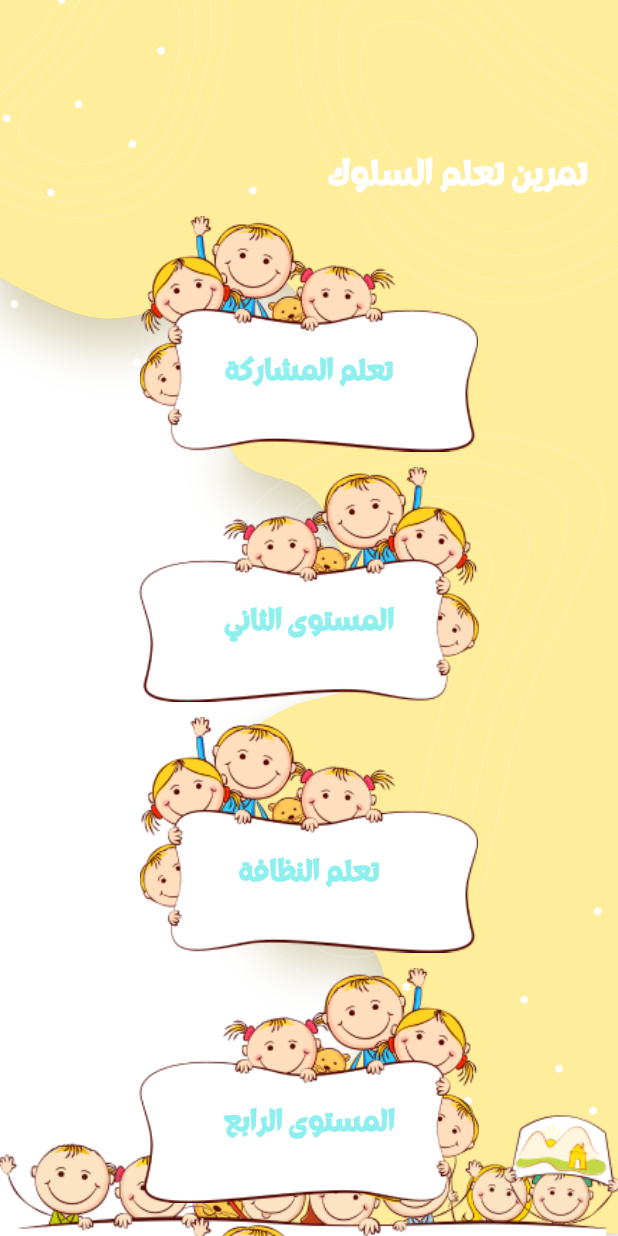
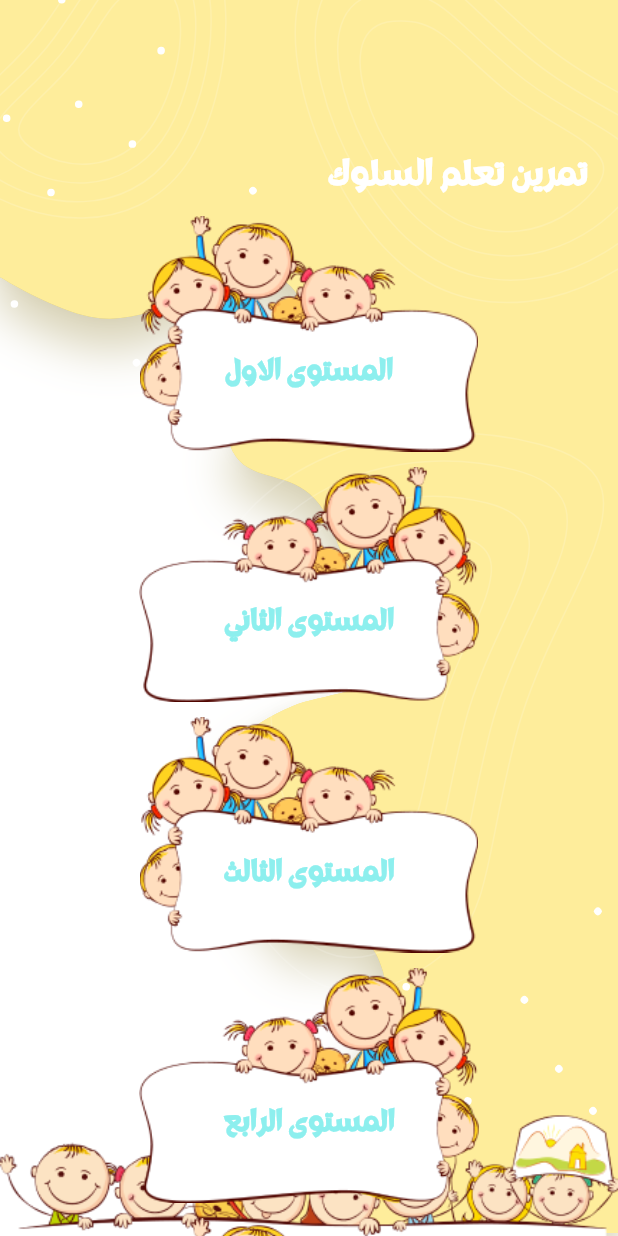
Before and after one commit to mahmoudmavia19/let_s_have_fun, a Flutter app: the LevelsScreen screen opened directly with sample values from the repository, on a phone screen of 412 x 824 dp. Run offline on Flutter 3.47's test engine with Material 3 defaults, Android fonts, the phone set to English and light mode, and no system bars; our stand-ins replace cached_network_image, connectivity_plus, flutter_svg, get, image_picker, lottie and 1 more; accounts and stored records are empty; project files that could hold a hidden picture were left out.

Commit message:
player updates

```diff
--- a/lib/core/constant/constant.dart
+++ b/lib/core/constant/constant.dart
@@ -73,14 +73,16 @@ List<Exercise> exercises = [
         TestImage.hany ,
         TestImage.chicken,
         TestImage.cack
-      ],id: 0,exerciseId:0,levelId:0,successMessage:'رائع'),
+      ],id: 0,exerciseId:0,levelId:0,successMessage:'رائع',currentIndex: 2),
     ]),
     Level(id: 1 , title:'تعلم أداب الأكل', exerciseId: 0, levelScore: 20 , levelNumber: convertToArabicWords('2'), games:[
-      Game(question: 'محمد ياكل واقف ساعد محمد في الجلوس بالضغط على الكرسي', imgsAnswer:[
+      Game(question: 'محمد ياكل واقف ساعد محمد في الجلوس بالضغط على الكرسي',
+          img: ImageConstant.testimg,
+          imgsAnswer:[
        ImageConstant.testimge2,
        ImageConstant.testimge3,
        ImageConstant.testimge4
-      ],id: 0,exerciseId:0,levelId:0,successMessage:'رائع يجب الجلوس اثناء تناول الطعام'),
+      ],id: 0,exerciseId:0,currentIndex:0,levelId:0,successMessage:'رائع يجب الجلوس اثناء تناول الطعام'),
     ]),
     Level(id: 2 , title:'تعلم النظافة', exerciseId: 0, levelScore: 20 , levelNumber: convertToArabicWords('3'), games:[
       Game(question: 'ساعد محمد في تفريش اسنانه . سنقوم اولا باخذ الفرشاه',
@@ -89,7 +91,7 @@ List<Exercise> exercises = [
         ImageConstant.testimge2,
         ImageConstant.testimge3,
         TestImage.wachteath
-      ],id: 0,exerciseId:0,levelId:0,successMessage:'رائع محمد سعيد الان'),
+      ],id: 0,exerciseId:0,currentIndex: 2,levelId:0,successMessage:'رائع محمد سعيد الان'),
     ]),
     Level(id: 3 , title:'تعلم الرفق بالحيوان', exerciseId: 0, levelScore: 20 , levelNumber: convertToArabicWords('4'), games:[
       Game(question: 'ساعد محمد في العثور على قطته',
@@ -97,14 +99,14 @@ List<Exercise> exercises = [
             TestImage.dog,
             TestImage.dog2,
             TestImage.cat
-          ],id: 0,exerciseId:0,levelId:3,successMessage:'محمد يحب الحيوانات'),
+          ],id: 0,exerciseId:0,currentIndex: 2,levelId:3,successMessage:'محمد يحب الحيوانات'),
     ]),
     Level(id: 4 , title:'تعلم الوضوء', exerciseId: 0, levelScore: 20 , levelNumber: convertToArabicWords('5'), games:[
       Game(question: 'ساعد محمد في الوضوء لصلاه اولا نقوم بغسل اليدين',
           img: TestImage.water,
           imgsAnswer:[
             TestImage.hand
-          ],id: 0,exerciseId:0,levelId:4,successMessage:'احسنت محمد ذاهب الان لصلاه'),
+          ],id: 0,exerciseId:0,currentIndex: 0,levelId:4,successMessage:'احسنت محمد ذاهب الان لصلاه'),
     ]),
   ]) ,
   // exercise 2
@@ -113,35 +115,29 @@ List<Exercise> exercises = [
       Game(question: 'محمد يريد الذهاب للحديقة ساعد محمد في اختيار ملابسه', imgsAnswer:[
         TestImage.closes ,
         TestImage.closes2
-      ],id: 0,exerciseId:0,levelId:0,successMessage:'رائع محمد سعيد باختيارك'),
+      ],id: 0,exerciseId:0,levelId:0,currentIndex: 0,currentIndex2:1 , successMessage:'رائع محمد سعيد باختيارك'),
     ]),
     Level(id: 1 , title:'تمرين اتخاذ القرار', exerciseId: 1, levelScore: 20 , levelNumber: convertToArabicWords('2'), games:[
       Game(question: 'محمد يرغب بالاكل ماذا عليه ان ياكل تفاح او موز', imgsAnswer:[
         TestImage.banana ,
         TestImage.apple
-      ],id: 0,exerciseId:1,levelId:0,successMessage:'رائع محمد يحب التفاح'),
+      ],id: 0,exerciseId:1,levelId:0,currentIndex: 1,successMessage:'رائع محمد يحب التفاح'),
     ]),
     Level(id: 2 , title:'تمرين اتخاذ القرار', exerciseId: 1, levelScore: 20 , levelNumber: convertToArabicWords('3'), games:[
       Game(question: 'محمد يحب الرسم ماذا يرسم منزل او بطة', imgsAnswer:[
         TestImage.house ,
         TestImage.kak
-      ],id: 0,exerciseId:1,levelId:0,successMessage:'جميلة محمد يجيد الرسم'),
+      ],id: 0,exerciseId:1,levelId:0,currentIndex: 0,currentIndex2: 1,successMessage:'جميلة محمد يجيد الرسم'),
     ]),
     Level(id: 3 , title:'تمرين اتخاذ القرار', exerciseId: 1, levelScore: 20 , levelNumber: convertToArabicWords('4'), games:[
       Game(question: 'محمد يرغب في تغيير سريره ايهما افضل', imgsAnswer:[
         TestImage.board ,
         TestImage.board2 ,
         TestImage.board3 ,
-      ],id: 0,exerciseId:1,levelId:0,successMessage:'رائع محمد سعيد باختيارك'),
+      ],id: 0,exerciseId:1,levelId:0,currentIndex: 0,successMessage:'رائع محمد سعيد باختيارك'),
     ]),
-    Level(id: 3 , title:'تمرين اتخاذ القرار', exerciseId: 1, levelScore: 20 , levelNumber: convertToArabicWords('4'), games:[
-      Game(question: 'محمد يرغب في تغيير سريره ايهما افضل', imgsAnswer:[
-        TestImage.board ,
-        TestImage.board2 ,
-        TestImage.board3 ,
-      ],id: 0,exerciseId:1,levelId:0,successMessage:'رائع محمد سعيد باختيارك'),
-    ]),
-  ]) ,
+   ]) ,
+  // exercise 3
   Exercise(id: 2, title: 'تمرين الصور المتطابقة',color:ColorConstant.appColor[1] ,levels:[
     Level(id: 0 , title:'تمرين الصور المتطابقة', exerciseId: 1, levelScore: 20 , levelNumber: convertToArabicWords('1'), games:[
       Game(question: 'أختر الصور المتشابهة', imgsAnswer:[
@@ -151,8 +147,10 @@ List<Exercise> exercises = [
         TestImage.hany ,
         TestImage.chicken ,
         TestImage.felfel ,
-      ],id: 0,exerciseId:0,levelId:0,successMessage:'رائع لقد اجتزت المستوى الاول بنجاح'),
+      ],id: 0,exerciseId:0,levelId:0,
+          currentIndex: 0,
+          currentIndex2: 5,
+          successMessage:'رائع لقد اجتزت المستوى الاول بنجاح'),
     ]),
   ]) ,
-
 ];
--- a/lib/core/utils/app_strings.dart
+++ b/lib/core/utils/app_strings.dart
@@ -75,4 +75,8 @@ class AppStrings {
   static const String enterComments = 'أدخل التعليقات';
   static const String enterCommentsHint = 'أدخل التعليقات';
   static const String saveComments = 'حفظ التعليقات';
+  static const String notSuccess = 'الاجابة غير صحيحة';
+  static const String nextLevel = 'المستوى التالى';
+  static const String replay = 'أعد المحاولة';
+
 }
--- a/lib/core/utils/image_constant.dart
+++ b/lib/core/utils/image_constant.dart
@@ -41,6 +41,7 @@ class ImageConstant {
   static String level_item  = '$imagePath/level_item.png';
   static String level_item2  = '$imagePath/level_item2.png';
   static String success_kids  = '$imagePath/success_kids.png';
+  static String notSuccess_kids  = '$imagePath/sad_kid.jpg';
 
  }
 
--- a/lib/presentation/admin/games_management/model/game.dart
+++ b/lib/presentation/admin/games_management/model/game.dart
@@ -4,10 +4,12 @@ class Game {
   String? successMessage;
   String? img;
   List<String>? imgsAnswer;
+  int? currentIndex;
+  int? currentIndex2;
   int? levelId;
   int? exerciseId;
 
-  Game({this.id,required this.question, this.img,required this.imgsAnswer , this.levelId, this.exerciseId,this.successMessage});
+  Game({this.id,required this.question, this.img,required this.imgsAnswer , this.levelId, this.exerciseId,this.successMessage, this.currentIndex,this.currentIndex2});
 
   Game.fromJson(Map<String, dynamic> json) {
     id = json['id'];
--- a/lib/presentation/player/exercises/exercises_screen.dart
+++ b/lib/presentation/player/exercises/exercises_screen.dart
@@ -46,7 +46,7 @@ class ExercisesScreen extends StatelessWidget {
                       child: ListView.builder(
                         itemCount:exercises.length ,
                           itemBuilder:(context, index) => index%2==0?ExercisesItem2(exercises[index]):
-                          ExercisesItem(exercises[index].title), )
+                          ExercisesItem(exercises[index]), )
                     )
                   ],
                 ),
--- a/lib/presentation/player/levels/levels_screen.dart
+++ b/lib/presentation/player/levels/levels_screen.dart
@@ -1,15 +1,6 @@
 import 'package:flutter/material.dart';
-import 'package:let_s_have_fun/core/constant/constant.dart';
-import 'package:let_s_have_fun/core/utils/color_constant.dart';
-import 'package:let_s_have_fun/presentation/admin/exercies_management/model/level.dart';
 import 'package:let_s_have_fun/presentation/play_area.dart';
-import 'package:let_s_have_fun/widgets/exercises_item.dart';
 import 'package:let_s_have_fun/widgets/level_item.dart';
-
-import '../../../core/utils/app_strings.dart';
-import '../../../core/utils/image_constant.dart';
-import '../../../widgets/exercises_item2.dart';
-import '../../../widgets/message_card.dart';
 import '../../admin/exercies_management/model/Exercise.dart';
 
 class LevelsScreen extends StatelessWidget {
@@ -52,8 +43,8 @@ class LevelsScreen extends StatelessWidget {
                           itemBuilder: (itemContext , index){
                             return
                             index%2==0 ?
-                              LevelItem(exercise.levels![index]) :
-                             LevelItem2(AppStrings.level+" " + convertToArabicWords((index+1).toString())!);
+                              LevelItem(exercise.levels![index],exercise.color!) :
+                             LevelItem2(exercise.levels![index],exercise.color!);
                       })
                     )
                   ],
--- a/lib/routes/app_routes.dart
+++ b/lib/routes/app_routes.dart
@@ -144,11 +144,11 @@ class AppRoutes {
       page: () => LevelsScreen(Get.arguments[0]),
       binding: LevelsBinding(),
     ),
-   /* GetPage (
+    GetPage (
       name: gameScreen,
-      page: () => GameScreen(),
+      page: () => GameScreen(level: Get.arguments[0] , color: Get.arguments[1]),
       binding: GameBinding(),
-    ),*/
+    ),
 
   ];
 }
--- a/lib/widgets/level_item.dart
+++ b/lib/widgets/level_item.dart
@@ -1,6 +1,7 @@
 import 'package:flutter/material.dart';
 import 'package:flutter_svg/flutter_svg.dart';
 import 'package:let_s_have_fun/core/app_export.dart';
+import 'package:let_s_have_fun/core/utils/app_strings.dart';
 import 'package:let_s_have_fun/core/utils/color_constant.dart';
 import 'package:let_s_have_fun/presentation/admin/exercies_management/model/level.dart';
 
@@ -8,14 +9,14 @@ import 'dialogs.dart';
 
 class LevelItem extends StatelessWidget {
   Level level ;
-
-  LevelItem(this.level);
+  Color color;
+  LevelItem(this.level,this.color);
 
   @override
   Widget build(BuildContext context) {
     return GestureDetector(
       onTap: () {
-        Get.toNamed(AppRoutes.gameScreen);
+        Get.toNamed(AppRoutes.gameScreen,arguments: [level,color]);
       },
       child: Container(
           height: 167,
@@ -32,7 +33,7 @@ class LevelItem extends StatelessWidget {
                 mainAxisAlignment: MainAxisAlignment.center,
                 mainAxisSize: MainAxisSize.min,
                 children: [
-                  Text(level.title, style: TextStyle(fontSize: 20, fontWeight: FontWeight.bold, color: ColorConstant.primary),),
+                  Text(AppStrings.level + " " +level.levelNumber! , style: TextStyle(fontSize: 20, fontWeight: FontWeight.bold, color: ColorConstant.primary),),
                  ],
               ),
             )
@@ -43,12 +44,17 @@ class LevelItem extends StatelessWidget {
   }
 }
 class LevelItem2 extends StatelessWidget {
-  String title ;
+  Level level ;
+  Color color;
 
-  LevelItem2(this.title);
+  LevelItem2(this.level,this.color);
   @override
   Widget build(BuildContext context) {
-    return Container(
+    return GestureDetector(
+      onTap: () {
+        Get.toNamed(AppRoutes.gameScreen,arguments: [level,color]);
+      },
+      child: Container(
           height: 167,
           width: 240,
           padding: EdgeInsets.only(top: 10),
@@ -63,12 +69,13 @@ class LevelItem2 extends StatelessWidget {
                   mainAxisAlignment: MainAxisAlignment.center,
                   mainAxisSize: MainAxisSize.min,
                   children: [
-                  Text(title, style: TextStyle(fontSize: 20, fontWeight: FontWeight.bold, color: ColorConstant.primary),),
+                    Text(AppStrings.level + " " +level.levelNumber! ,style: TextStyle(fontSize: 20, fontWeight: FontWeight.bold, color: ColorConstant.primary),),
                   ],
                 ),
               )
             ],
           )
+      ),
     );
   }
 }
```
Also changed, not shown: lib/presentation/player/games/game_screen.dart (+10 -3 lines), lib/widgets/dialogs.dart (+47 -1 lines), lib/widgets/exercises_item.dart (+5 -4 lines), assets/images/sad_kid.jpg (added), 1 other file. Lines whose indentation alone changed are shown as unchanged.
